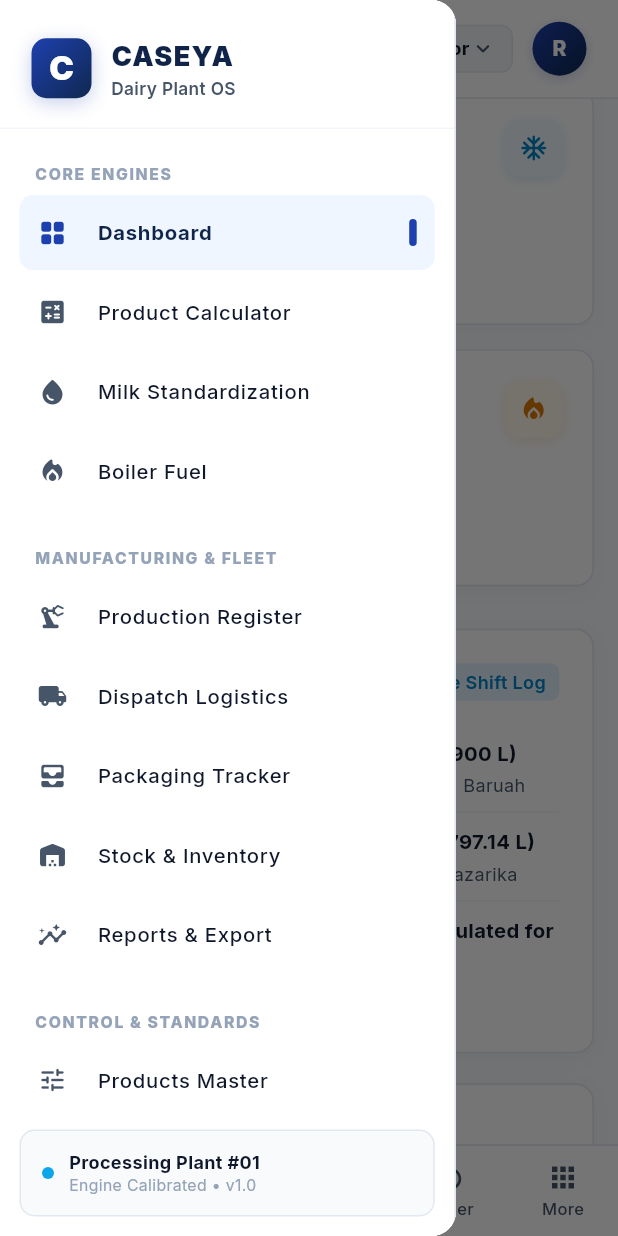
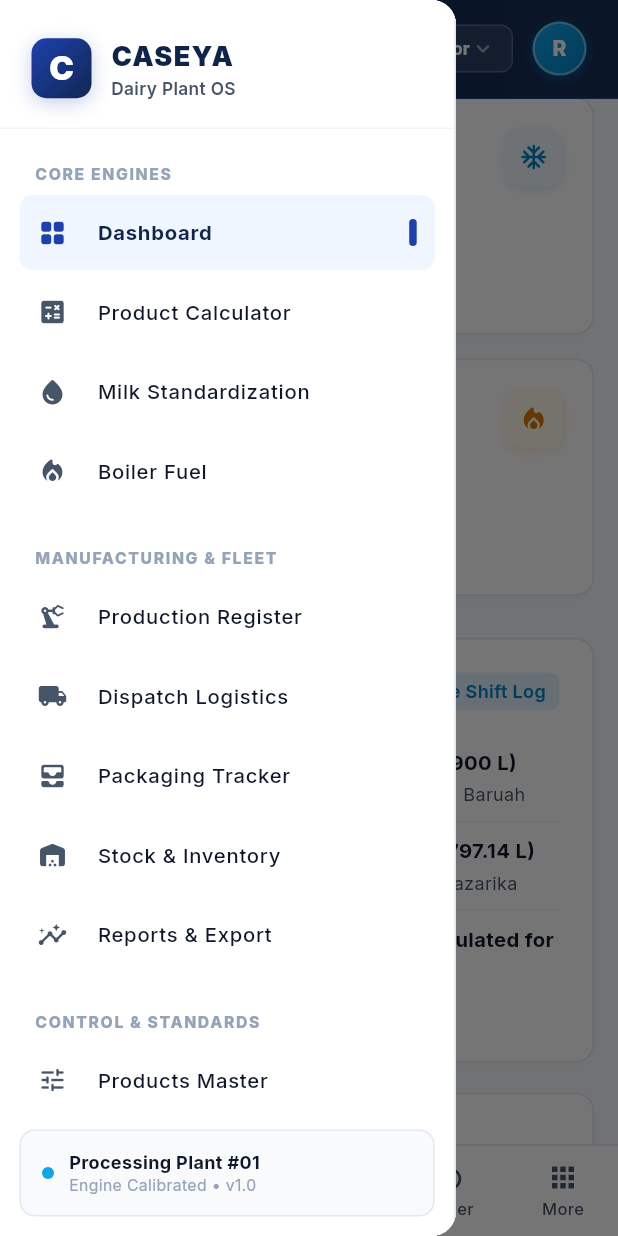
Before and after one commit to wingglexbiraj-max/caseya, a Flutter app: the screen it shows after launch, scrolled down 576 dp, after a tap on the "menu" icon, on a phone screen of 412 x 824 dp. Run offline on Flutter 3.47's test engine with Material 3 defaults, Android fonts, the phone set to English and light mode, and no system bars; our stand-ins replace flutter_riverpod, google_fonts, shared_preferences.

Commit message:
feat: add core constants, theme, widgets, dashboard page, local storage service, and product router

```diff
--- a/lib/core/constants/app_colors.dart
+++ b/lib/core/constants/app_colors.dart
@@ -72,6 +72,15 @@ class AppColors {
     end: Alignment.centerRight,
   );
 
+  // Header Section (Deep Precision Midnight Navy)
+  static const Color headerBackground = Color(0xFF0F2448);
+  static const Color headerBorder = Color(0xFF1E3A8A);
+  static const LinearGradient headerGradient = LinearGradient(
+    colors: [Color(0xFF0F2448), Color(0xFF162E56)],
+    begin: Alignment.centerLeft,
+    end: Alignment.centerRight,
+  );
+
   static const LinearGradient cyanGradient = LinearGradient(
     colors: [Color(0xFF0EA5E9), Color(0xFF0284C7)],
     begin: Alignment.topLeft,
--- a/lib/core/constants/app_constants.dart
+++ b/lib/core/constants/app_constants.dart
@@ -30,7 +30,7 @@ class AppConstants {
 
   // Local Storage Keys
   static const String storageKeyUser = 'caseya_current_user';
-  static const String storageKeyProducts = 'caseya_products_master_v7';
+  static const String storageKeyProducts = 'caseya_products_master_v8';
   static const String storageKeyBoilerRecords = 'caseya_boiler_records';
   static const String storageKeyStdRecords = 'caseya_standardization_records';
   static const String storageKeyProductCalcRecords = 'caseya_product_calc_records';
--- a/lib/core/theme/app_theme.dart
+++ b/lib/core/theme/app_theme.dart
@@ -149,13 +149,13 @@ class AppTheme {
         space: 1,
       ),
       appBarTheme: const AppBarTheme(
-        backgroundColor: Colors.white,
-        foregroundColor: AppColors.textPrimary,
+        backgroundColor: AppColors.headerBackground,
+        foregroundColor: Colors.white,
         elevation: 0,
         scrolledUnderElevation: 0,
         centerTitle: false,
         titleTextStyle: TextStyle(
-          color: AppColors.textPrimary,
+          color: Colors.white,
           fontSize: 18,
           fontWeight: FontWeight.w700,
         ),
--- a/lib/core/widgets/app_header.dart
+++ b/lib/core/widgets/app_header.dart
@@ -28,17 +28,25 @@ class AppHeader extends ConsumerWidget implements PreferredSizeWidget {
     return Container(
       height: 66,
       padding: const EdgeInsets.symmetric(horizontal: 21),
-      decoration: const BoxDecoration(
-        color: Colors.white,
-        border: Border(
-          bottom: BorderSide(color: AppColors.cardBorder, width: 1.1),
+      decoration: BoxDecoration(
+        color: AppColors.headerBackground,
+        gradient: AppColors.headerGradient,
+        border: const Border(
+          bottom: BorderSide(color: AppColors.headerBorder, width: 1.2),
         ),
+        boxShadow: [
+          BoxShadow(
+            color: Colors.black.withValues(alpha: 0.18),
+            blurRadius: 10,
+            offset: const Offset(0, 2),
+          ),
+        ],
       ),
       child: Row(
         children: [
           if (isMobile) ...[
             IconButton(
-              icon: const Icon(Icons.menu_rounded, color: AppColors.primary),
+              icon: const Icon(Icons.menu_rounded, color: Colors.white),
               onPressed: onMenuPressed,
               tooltip: 'Open Menu',
             ),
@@ -52,7 +60,7 @@ class AppHeader extends ConsumerWidget implements PreferredSizeWidget {
               style: TextStyle(
                 fontSize: isMobile ? 17 : 20,
                 fontWeight: FontWeight.w800,
-                color: AppColors.textPrimary,
+                color: Colors.white,
                 letterSpacing: -0.4,
               ),
               overflow: TextOverflow.ellipsis,
@@ -71,9 +79,9 @@ class AppHeader extends ConsumerWidget implements PreferredSizeWidget {
                   Container(
                     padding: const EdgeInsets.symmetric(horizontal: 12, vertical: 6),
                     decoration: BoxDecoration(
-                      color: AppColors.primarySurface,
+                      color: Colors.white.withValues(alpha: 0.08),
                       borderRadius: BorderRadius.circular(8),
-                      border: Border.all(color: AppColors.primary.withOpacity(0.18)),
+                      border: Border.all(color: Colors.white.withValues(alpha: 0.16)),
                     ),
                     child: Row(
                       mainAxisSize: MainAxisSize.min,
@@ -82,7 +90,7 @@ class AppHeader extends ConsumerWidget implements PreferredSizeWidget {
                           width: 8,
                           height: 8,
                           decoration: const BoxDecoration(
-                            color: AppColors.accentMint,
+                            color: AppColors.accentCyan,
                             shape: BoxShape.circle,
                           ),
                         ),
@@ -92,7 +100,7 @@ class AppHeader extends ConsumerWidget implements PreferredSizeWidget {
                           style: const TextStyle(
                             fontSize: 12,
                             fontWeight: FontWeight.w700,
-                            color: AppColors.primaryDark,
+                            color: Color(0xFFE2E8F0),
                           ),
                         ),
                       ],
@@ -108,27 +116,29 @@ class AppHeader extends ConsumerWidget implements PreferredSizeWidget {
           Container(
             padding: const EdgeInsets.symmetric(horizontal: 10, vertical: 3),
             decoration: BoxDecoration(
-              color: AppColors.secondaryLight,
+              color: Colors.white.withValues(alpha: 0.1),
               borderRadius: BorderRadius.circular(8),
-              border: Border.all(color: AppColors.cardBorder),
+              border: Border.all(color: Colors.white.withValues(alpha: 0.2)),
             ),
             child: DropdownButtonHideUnderline(
               child: DropdownButton<String>(
                 value: user.role,
+                dropdownColor: AppColors.headerBackground,
                 isDense: true,
-                icon: const Icon(Icons.expand_more_rounded, size: 18, color: AppColors.textSecondary),
+                icon: const Icon(Icons.expand_more_rounded, size: 18, color: Color(0xFF94A3B8)),
+                style: const TextStyle(fontSize: 12.5, fontWeight: FontWeight.w700, color: Colors.white),
                 items: const [
                   DropdownMenuItem(
                     value: AppConstants.roleAdmin,
-                    child: Text('Admin', style: TextStyle(fontSize: 12.5, fontWeight: FontWeight.w700)),
+                    child: Text('Admin', style: TextStyle(color: Colors.white, fontSize: 12.5, fontWeight: FontWeight.w700)),
                   ),
                   DropdownMenuItem(
                     value: AppConstants.roleSupervisor,
-                    child: Text('Supervisor', style: TextStyle(fontSize: 12.5, fontWeight: FontWeight.w700)),
+                    child: Text('Supervisor', style: TextStyle(color: Colors.white, fontSize: 12.5, fontWeight: FontWeight.w700)),
                   ),
                   DropdownMenuItem(
                     value: AppConstants.roleOperator,
-                    child: Text('Operator', style: TextStyle(fontSize: 12.5, fontWeight: FontWeight.w700)),
+                    child: Text('Operator', style: TextStyle(color: Colors.white, fontSize: 12.5, fontWeight: FontWeight.w700)),
                   ),
                 ],
                 onChanged: (newRole) {
@@ -148,12 +158,13 @@ class AppHeader extends ConsumerWidget implements PreferredSizeWidget {
                 width: 36,
                 height: 36,
                 decoration: BoxDecoration(
-                  gradient: AppColors.primaryGradient,
+                  gradient: AppColors.cyanGradient,
                   shape: BoxShape.circle,
+                  border: Border.all(color: Colors.white.withValues(alpha: 0.4), width: 1.5),
                   boxShadow: [
                     BoxShadow(
-                      color: AppColors.primary.withOpacity(0.2),
-                      blurRadius: 6,
+                      color: AppColors.accentCyan.withValues(alpha: 0.3),
+                      blurRadius: 8,
                       offset: const Offset(0, 2),
                     ),
                   ],
@@ -180,14 +191,14 @@ class AppHeader extends ConsumerWidget implements PreferredSizeWidget {
                       style: const TextStyle(
                         fontSize: 13,
                         fontWeight: FontWeight.w700,
-                        color: AppColors.textPrimary,
+                        color: Colors.white,
                       ),
                     ),
                     Text(
                       user.employeeCode,
                       style: const TextStyle(
                         fontSize: 11,
-                        color: AppColors.textMuted,
+                        color: Color(0xFF94A3B8),
                         fontWeight: FontWeight.w500,
                       ),
                     ),
--- a/lib/pages/dashboard/dashboard_page.dart
+++ b/lib/pages/dashboard/dashboard_page.dart
@@ -34,8 +34,25 @@ class DashboardPage extends ConsumerWidget {
           crossAxisAlignment: CrossAxisAlignment.start,
           children: [
             // Plant Welcome Banner with Golden Ratio Padding
-            AppCard(
+            Container(
               padding: const EdgeInsets.all(22),
+              decoration: BoxDecoration(
+                color: AppColors.headerBackground,
+                gradient: const LinearGradient(
+                  colors: [Color(0xFF0F2448), Color(0xFF1E3A8A)],
+                  begin: Alignment.topLeft,
+                  end: Alignment.bottomRight,
+                ),
+                borderRadius: BorderRadius.circular(12),
+                border: Border.all(color: AppColors.headerBorder, width: 1.2),
+                boxShadow: [
+                  BoxShadow(
+                    color: const Color(0xFF0F2448).withValues(alpha: 0.22),
+                    blurRadius: 14,
+                    offset: const Offset(0, 4),
+                  ),
+                ],
+              ),
               child: Row(
                 mainAxisAlignment: MainAxisAlignment.spaceBetween,
                 children: [
@@ -45,50 +62,51 @@ class DashboardPage extends ConsumerWidget {
                       children: [
                         Row(
                           children: [
-                            Text(
-                              'Plant Control Center',
+                            const Text(
+                              'PLANT CONTROL CENTER',
                               style: TextStyle(
                                 fontSize: 12,
                                 fontWeight: FontWeight.w800,
                                 letterSpacing: 1.1,
-                                color: AppColors.primary,
+                                color: Color(0xFF38BDF8),
                               ),
                             ),
                             const SizedBox(width: 8),
                             Container(
-                              padding: const EdgeInsets.symmetric(horizontal: 6, vertical: 2),
+                              padding: const EdgeInsets.symmetric(horizontal: 7, vertical: 2.5),
                               decoration: BoxDecoration(
-                                color: AppColors.goldLight,
+                                color: AppColors.goldAccent.withValues(alpha: 0.2),
                                 borderRadius: BorderRadius.circular(4),
+                                border: Border.all(color: AppColors.goldAccent.withValues(alpha: 0.4)),
                               ),
                               child: Text(
                                 user.role.toUpperCase(),
                                 style: const TextStyle(
                                   fontSize: 10,
                                   fontWeight: FontWeight.w800,
-                                  color: AppColors.goldDark,
+                                  color: Color(0xFFFDE68A),
                                   letterSpacing: 0.5,
                                 ),
                               ),
                             ),
                           ],
                         ),
-                        const SizedBox(height: 6),
+                        const SizedBox(height: 8),
                         Text(
                           'Welcome back, ${user.name}',
                           style: const TextStyle(
                             fontSize: 22, // Golden ratio subheadline
                             fontWeight: FontWeight.w900,
-                            color: AppColors.textPrimary,
+                            color: Colors.white,
                             letterSpacing: -0.5,
                           ),
                         ),
-                        const SizedBox(height: 4),
+                        const SizedBox(height: 5),
                         Text(
                           'Operations Active • ${user.department} • Shift Schedule: Standard 24h Plant Cycle',
                           style: const TextStyle(
                             fontSize: 13,
-                            color: AppColors.textSecondary,
+                            color: Color(0xFFBAE6FD),
                             fontWeight: FontWeight.w500,
                           ),
                         ),
@@ -99,9 +117,9 @@ class DashboardPage extends ConsumerWidget {
                     Container(
                       padding: const EdgeInsets.symmetric(horizontal: 14, vertical: 8),
                       decoration: BoxDecoration(
-                        color: AppColors.primarySurface,
+                        color: Colors.white.withValues(alpha: 0.09),
                         borderRadius: BorderRadius.circular(8),
-                        border: Border.all(color: AppColors.primary.withOpacity(0.2)),
+                        border: Border.all(color: Colors.white.withValues(alpha: 0.18)),
                       ),
                       child: Row(
                         mainAxisSize: MainAxisSize.min,
@@ -110,7 +128,7 @@ class DashboardPage extends ConsumerWidget {
                             width: 8,
                             height: 8,
                             decoration: const BoxDecoration(
-                              color: AppColors.accentMint,
+                              color: Color(0xFF38BDF8),
                               shape: BoxShape.circle,
                             ),
                           ),
@@ -120,7 +138,7 @@ class DashboardPage extends ConsumerWidget {
                             style: TextStyle(
                               fontSize: 12,
                               fontWeight: FontWeight.w700,
-                              color: AppColors.primaryDark,
+                              color: Colors.white,
                             ),
                           ),
                         ],
--- a/lib/services/local_storage_service.dart
+++ b/lib/services/local_storage_service.dart
@@ -260,6 +260,107 @@ class LocalStorageService {
 
   static Future<void> _seedInitialProducts(SharedPreferences prefs) async {
     final initialProducts = [
+      // 1. Purabi Plus 500 ml (STD 500)
+      const ProductModel(
+        productId: 'STD500',
+        productName: 'Purabi Plus 500 ml (STD 500)',
+        itemCode: '9900001',
+        shortCode: 'STD 500',
+        category: 'Milk',
+        unit: 'ml',
+        packSize: 500,
+        packSizeDisplay: '500 ml',
+        piecesPerCrate: 20,
+        perCrateQty: 10.0,
+        perCrateQtyGrams: 10000.0,
+        perCrateDisplay: '10.0 L (10000.0 ml)',
+        pricePerPiece: 28.0,
+        shelfLife: '2 Days',
+        allowedInputModes: ['Pieces', 'Crates', 'Litres'],
+        targetFat: 4.5,
+        targetSnf: 8.5,
+      ),
+      // 2. Purabi Plus 250 ml (STD 250)
+      const ProductModel(
+        productId: 'STD250',
+        productName: 'Purabi Plus 250 ml (STD 250)',
+        itemCode: '9900002',
+        shortCode: 'STD 250',
+        category: 'Milk',
+        unit: 'ml',
+        packSize: 250,
+        packSizeDisplay: '250 ml',
+        piecesPerCrate: 40,
+        perCrateQty: 10.0,
+        perCrateQtyGrams: 10000.0,
+        perCrateDisplay: '10.0 L (10000.0 ml)',
+        pricePerPiece: 15.0,
+        shelfLife: '2 Days',
+        allowedInputModes: ['Pieces', 'Crates', 'Litres'],
+        targetFat: 4.5,
+        targetSnf: 8.5,
+      ),
+      // 3. Purabi Smart Plus 500 ml (SM+ 500)
+      const ProductModel(
+        productId: 'SM500',
+        productName: 'Purabi Smart Plus 500 ml (SM+ 500)',
+        itemCode: '9900003',
+        shortCode: 'SM+ 500',
+        category: 'Milk',
+        unit: 'ml',
+        packSize: 500,
+        packSizeDisplay: '500 ml',
+        piecesPerCrate: 20,
+        perCrateQty: 10.0,
+        perCrateQtyGrams: 10000.0,
+        perCrateDisplay: '10.0 L (10000.0 ml)',
+        pricePerPiece: 26.0,
+        shelfLife: '2 Days',
+        allowedInputModes: ['Pieces', 'Crates', 'Litres'],
+        targetFat: 3.0,
+        targetSnf: 8.5,
+      ),
+      // 4. Sweet Curd Cup 80g (S80)
+      const ProductModel(
+        productId: 'S80',
+        productName: 'Sweet Curd Cup 80g (S80)',
+        itemCode: '9900025',
+        shortCode: 'S80',
+        category: 'Curd',
+        unit: 'g',
+        packSize: 80,
+        packSizeDisplay: '80 g',
+        piecesPerCrate: 60,
+        perCrateQty: 4.8,
+        perCrateQtyGrams: 4800.0,
+        perCrateDisplay: '4.8 kg (4800.0 g)',
+        pricePerPiece: 15.0,
+        shelfLife: '12 Days',
+        allowedInputModes: ['Pieces', 'Crates', 'Kg'],
+        targetFat: 3.5,
+        targetSnf: 10.0,
+      ),
+      // 5. Sweet Curd Cup 200g (S200)
+      const ProductModel(
+        productId: 'S200',
+        productName: 'Sweet Curd Cup 200g (S200)',
+        itemCode: '9900011',
+        shortCode: 'S200',
+        category: 'Curd',
+        unit: 'g',
+        packSize: 200,
+        packSizeDisplay: '200 g',
+        piecesPerCrate: 30,
+        perCrateQty: 6.0,
+        perCrateQtyGrams: 6000.0,
+        perCrateDisplay: '6.0 kg (6000.0 g)',
+        pricePerPiece: 30.0,
+        shelfLife: '12 Days',
+        allowedInputModes: ['Pieces', 'Crates', 'Kg'],
+        targetFat: 3.5,
+        targetSnf: 10.0,
+      ),
+      // 6. Sweet Curd Cup 400g (S400)
       const ProductModel(
         productId: '9900010',
         productName: 'Sweet Curd Cup 400g (S400)',
@@ -279,6 +380,7 @@ class LocalStorageService {
         targetFat: 3.5,
         targetSnf: 10.0,
       ),
+      // 7. Plain Curd Cup 80g (P80)
       const ProductModel(
         productId: '9900026',
         productName: 'Plain Curd Cup 80g (P80)',
@@ -298,6 +400,7 @@ class LocalStorageService {
         targetFat: 3.2,
         targetSnf: 9.0,
       ),
+      // 8. Plain Curd Cup 400g (P400)
       const ProductModel(
         productId: '9900013',
         productName: 'Plain Curd Cup 400g (P400)',
@@ -317,6 +420,7 @@ class LocalStorageService {
         targetFat: 3.2,
         targetSnf: 9.0,
       ),
+      // 9. Purabi Lassi 200 ml (PL200)
       const ProductModel(
         productId: '9900007',
         productName: 'Purabi Lassi 200 ml (PL200)',
@@ -336,11 +440,12 @@ class LocalStorageService {
         targetFat: 2.5,
         targetSnf: 9.0,
       ),
+      // 10. Plain Curd Pouch 400 g (PCP400)
       const ProductModel(
-        productId: 'CP400',
-        productName: 'Curd Pouch 400 g (CP400)',
+        productId: 'PCP400',
+        productName: 'Plain Curd Pouch 400 g (PCP400)',
         itemCode: 'NA',
-        shortCode: 'CP400',
+        shortCode: 'PCP400',
         category: 'Curd',
         unit: 'g',
         packSize: 400,
@@ -355,11 +460,12 @@ class LocalStorageService {
         targetFat: 3.2,
         targetSnf: 9.5,
       ),
+      // 11. Plain Curd Pouch 1 kg (PCP1000)
       const ProductModel(
-        productId: 'CP1000',
-        productName: 'Curd Pouch 1 kg (CP1000)',
+        productId: 'PCP1000',
+        productName: 'Plain Curd Pouch 1 kg (PCP1000)',
         itemCode: 'NA',
-        shortCode: 'CP1000',
+        shortCode: 'PCP1000',
         category: 'Curd',
         unit: 'g',
         packSize: 1000,
@@ -373,6 +479,46 @@ class LocalStorageService {
         allowedInputModes: ['Pieces', 'Crates', 'Kg'],
         targetFat: 3.2,
         targetSnf: 9.5,
+      ),
+      // 12. Sweet Curd Pouch 400 g (SCP400)
+      const ProductModel(
+        productId: 'SCP400',
+        productName: 'Sweet Curd Pouch 400 g (SCP400)',
+        itemCode: 'NA',
+        shortCode: 'SCP400',
+        category: 'Curd',
+        unit: 'g',
+        packSize: 400,
+        packSizeDisplay: '400 g',
+        piecesPerCrate: 30,
+        perCrateQty: 12.0,
+        perCrateQtyGrams: 12000.0,
+        perCrateDisplay: '12.0 kg (12000.0 g)',
+        pricePerPiece: 40.0,
+        shelfLife: '12 Days',
+        allowedInputModes: ['Pieces', 'Crates', 'Kg'],
+        targetFat: 3.5,
+        targetSnf: 10.0,
+      ),
+      // 13. Sweet Curd Pouch 1 kg (SCP1000)
+      const ProductModel(
+        productId: 'SCP1000',
+        productName: 'Sweet Curd Pouch 1 kg (SCP1000)',
+        itemCode: 'NA',
+        shortCode: 'SCP1000',
+        category: 'Curd',
+        unit: 'g',
+        packSize: 1000,
+        packSizeDisplay: '1 kg (1000 g)',
+        piecesPerCrate: 12,
+        perCrateQty: 12.0,
+        perCrateQtyGrams: 12000.0,
+        perCrateDisplay: '12.0 kg (12000.0 g)',
+        pricePerPiece: 85.0,
+        shelfLife: '12 Days',
+        allowedInputModes: ['Pieces', 'Crates', 'Kg'],
+        targetFat: 3.5,
+        targetSnf: 10.0,
       ),
     ];
     await prefs.setString(
```
Also changed, not shown: 1 other file.
